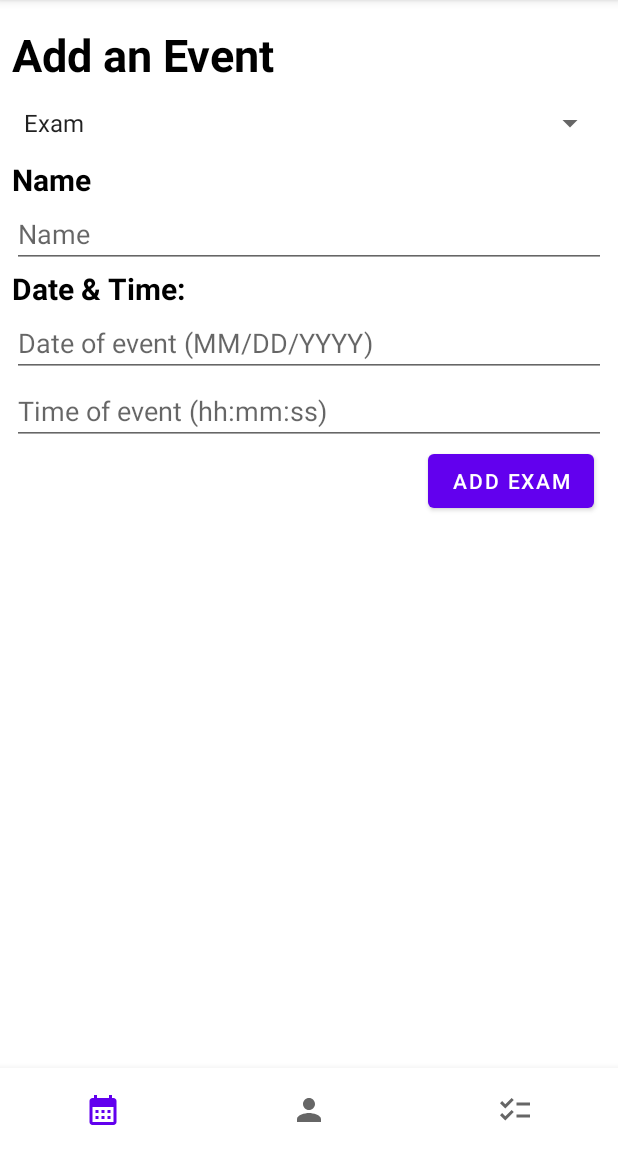
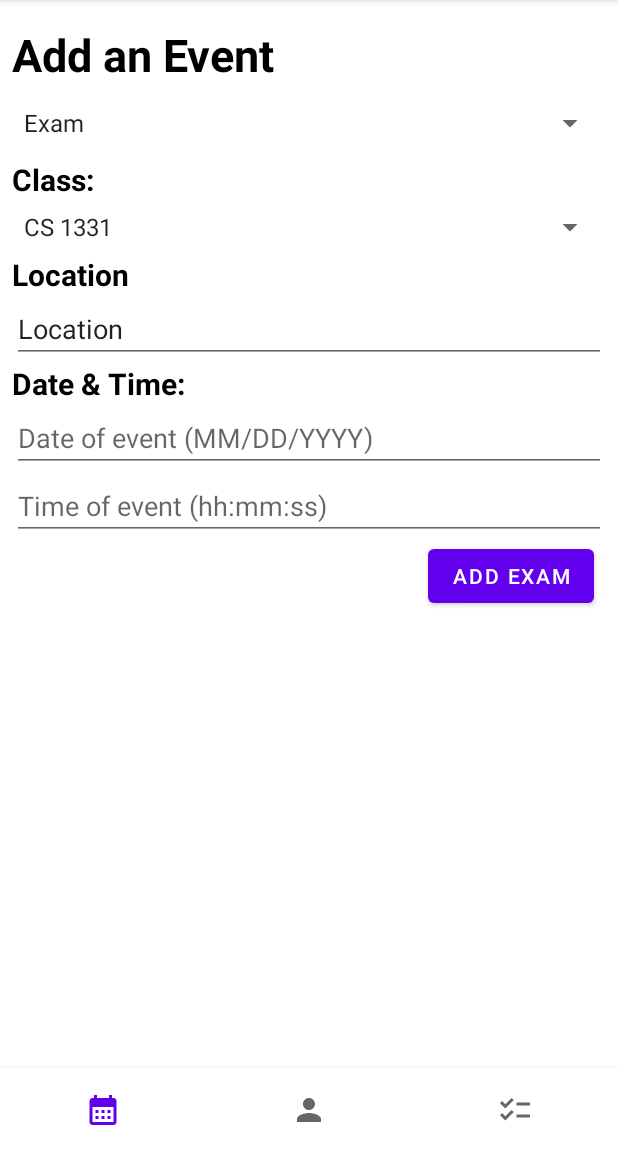
Before and after one commit to RolandHaden/SchedulerApp, an Android app: the fragment NewEventFragment placed in its activity, on a phone screen of 412 x 824 dp, the part 84-1236 px from its top. Run offline under Robolectric (Android 15) with nearby library versions, the light colour scheme and no system bars.

Commit message:
fixed add class page

```diff
--- a/app/src/main/java/com/example/schedulerapp/classListAdapter.java
+++ b/app/src/main/java/com/example/schedulerapp/classListAdapter.java
@@ -50,7 +50,7 @@ public class classListAdapter extends RecyclerView.Adapter<classListAdapter.MyVi
         TextView times;
         public MyViewHolder(@NonNull View itemView) {
             super(itemView);
-            classTitle = itemView.findViewById(R.id.className);
+            classTitle = itemView.findViewById(R.id.eventType);
             profName = itemView.findViewById(R.id.classDesc);
             times = itemView.findViewById(R.id.classTimes);
         }
--- a/app/src/main/java/com/example/schedulerapp/ui/calendar/NewEventFragment.java
+++ b/app/src/main/java/com/example/schedulerapp/ui/calendar/NewEventFragment.java
@@ -11,6 +11,7 @@ import android.widget.Button;
 import android.widget.DatePicker;
 import android.widget.EditText;
 import android.widget.Spinner;
+import android.widget.TextView;
 
 import androidx.annotation.NonNull;
 import androidx.fragment.app.Fragment;
@@ -23,50 +24,18 @@ import java.util.Calendar;
 
 /**
  * A simple {@link Fragment} subclass.
- * Use the {@link NewEventFragment#newInstance} factory method to
  * create an instance of this fragment.
  */
 public class NewEventFragment extends Fragment {
-
-    // TODO: Rename parameter arguments, choose names that match
-    // the fragment initialization parameters, e.g. ARG_ITEM_NUMBER
-    private static final String ARG_PARAM1 = "param1";
-    private static final String ARG_PARAM2 = "param2";
-
-    // TODO: Rename and change types of parameters
-    private String mParam1;
-    private String mParam2;
 
     public NewEventFragment() {
         // Required empty public constructor
     }
 
-    /**
-     * Use this factory method to create a new instance of
-     * this fragment using the provided parameters.
-     *
-     * @param param1 Parameter 1.
-     * @param param2 Parameter 2.
-     * @return A new instance of fragment NewEventFragment.
-     */
-    // TODO: Rename and change types and number of parameters
-    public static NewEventFragment newInstance(String param1, String param2) {
-        NewEventFragment fragment = new NewEventFragment();
-        Bundle args = new Bundle();
-        args.putString(ARG_PARAM1, param1);
-        args.putString(ARG_PARAM2, param2);
-        fragment.setArguments(args);
-        return fragment;
-    }
 
     @Override
     public void onCreate(Bundle savedInstanceState) {
         super.onCreate(savedInstanceState);
-        if (getArguments() != null) {
-            mParam1 = getArguments().getString(ARG_PARAM1);
-            mParam2 = getArguments().getString(ARG_PARAM2);
-        }
-
     }
 
     private FragmentNewEventBinding binding;
@@ -80,29 +49,53 @@ public class NewEventFragment extends Fragment {
         //Creating a calendar implementation for the date input for an event
         EditText eDate = root.findViewById(R.id.editTextDate);
         Button addButton = (Button) root.findViewById(R.id.addEventButton);
+        TextView name_location = (TextView) root.findViewById(R.id.name_location);
+        EditText editNameLoc = (EditText) root.findViewById(R.id.name_input);
+
         //Spinner object
         Spinner spinner = (Spinner) root.findViewById(R.id.spinnerEvent);
+        Spinner classSpinner = (Spinner) root.findViewById(R.id.spinnerClass);
+
         // Create an ArrayAdapter using the string array and a default spinner layout.
         ArrayAdapter<CharSequence> adapter = ArrayAdapter.createFromResource(
                 getContext(),
                 R.array.events,
                 android.R.layout.simple_spinner_item
         );
+
+
+
+        ArrayAdapter<CharSequence> classAdapter = ArrayAdapter.createFromResource(
+                getContext(),
+                R.array.classes,
+                android.R.layout.simple_spinner_item
+        );
+
         //Spinner Listener that updates the add button when selection is made
         //TODO implement the spinner listener to possibly change views too!
         spinner.setOnItemSelectedListener(new AdapterView.OnItemSelectedListener() {
             public void onItemSelected(AdapterView<?> adapterView, View view, int i, long l) {
                 addButton.setText("ADD " + spinner.getSelectedItem().toString());
+                name_location.setText((spinner.getSelectedItem().equals("Exam")) ? "Location" : "Name");
+                editNameLoc.setText((spinner.getSelectedItem().equals("Exam")) ? "Location" : "Name");
             }
 
             public void onNothingSelected(AdapterView<?> adapterView) {
                 addButton.setText("ADD EVENT");
+                name_location.setText("Location");
+                editNameLoc.setText("Location");
             }
         });
+
+
         // Specify the layout to use when the list of choices appears.
         adapter.setDropDownViewResource(android.R.layout.simple_spinner_dropdown_item);
         // Apply the adapter to the spinner.
         spinner.setAdapter(adapter);
+
+        classAdapter.setDropDownViewResource(android.R.layout.simple_spinner_dropdown_item);
+        classSpinner.setAdapter(classAdapter);
+
 
 
         //Listens for when the user clicks on the EditText view. Focusable is disabled
--- a/app/src/main/res/layout/class_layout.xml
+++ b/app/src/main/res/layout/event_layout.xml
@@ -16,10 +16,10 @@
         android:padding="8dp">
 
         <TextView
-            android:id="@+id/className"
+            android:id="@+id/eventType"
             android:layout_width="wrap_content"
             android:layout_height="wrap_content"
-            android:text="Class Name"
+            android:text="Event Type"
             android:textColor="#000000"
             android:textSize="24sp"
             android:textStyle="bold" />
@@ -28,7 +28,7 @@
             android:id="@+id/classDesc"
             android:layout_width="wrap_content"
             android:layout_height="wrap_content"
-            android:layout_below="@id/className"
+            android:layout_below="@id/eventType"
             android:text="Class description"
             android:textColor="#000000" />
 
--- a/app/src/main/res/layout/fragment_new_class.xml
+++ b/app/src/main/res/layout/fragment_new_class.xml
@@ -28,7 +28,7 @@
 
 
         <TextView
-            android:id="@+id/name_text"
+            android:id="@+id/name_location"
             android:layout_width="match_parent"
             android:layout_height="wrap_content"
             android:text="Class Name:"
--- a/app/src/main/res/layout/fragment_new_event.xml
+++ b/app/src/main/res/layout/fragment_new_event.xml
@@ -32,10 +32,25 @@
             android:layout_height="48dp" />
 
         <TextView
-            android:id="@+id/name_text"
+            android:id="@+id/eventClass"
             android:layout_width="match_parent"
             android:layout_height="wrap_content"
-            android:text="@string/name"
+            android:text="Class:"
+            android:textColor="@android:color/black"
+            android:textSize="20sp"
+            android:textStyle="bold" />
+
+        <Spinner
+            android:id="@+id/spinnerClass"
+            android:layout_width="match_parent"
+            android:spinnerMode="dropdown"
+            android:layout_height="36dp" />
+
+        <TextView
+            android:id="@+id/name_location"
+            android:layout_width="match_parent"
+            android:layout_height="wrap_content"
+            android:text="Name/Location"
             android:textColor="@android:color/black"
             android:textSize="20sp"
             android:textStyle="bold" />
@@ -46,7 +61,7 @@
             android:layout_height="wrap_content"
             android:ems="10"
             android:inputType="text"
-            android:hint="@string/name" />
+            android:hint="Name/Location" />
 
         <TextView
             android:id="@+id/date_display"
--- a/app/src/main/res/values/strings.xml
+++ b/app/src/main/res/values/strings.xml
@@ -34,4 +34,8 @@
         <item>Exam</item>
         <item>Assignment</item>
     </string-array>
+    <string-array name="classes">
+        <item>@string/class_1</item>
+        <item>@string/class_2</item>
+    </string-array>
 </resources>
```
